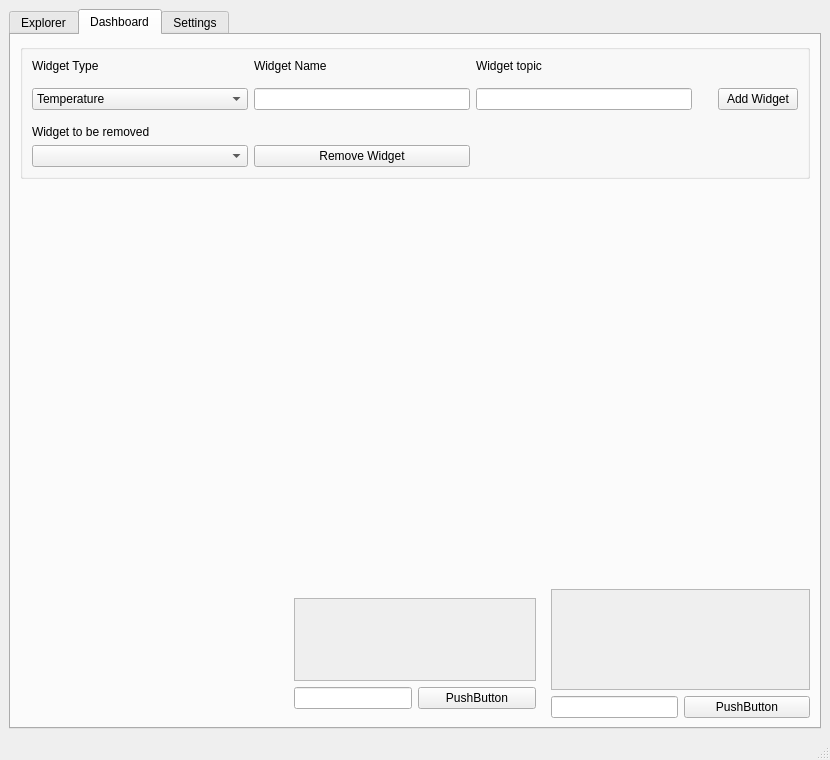
Qt form src/mainwindow.ui (petak5/ICP) before a commit.
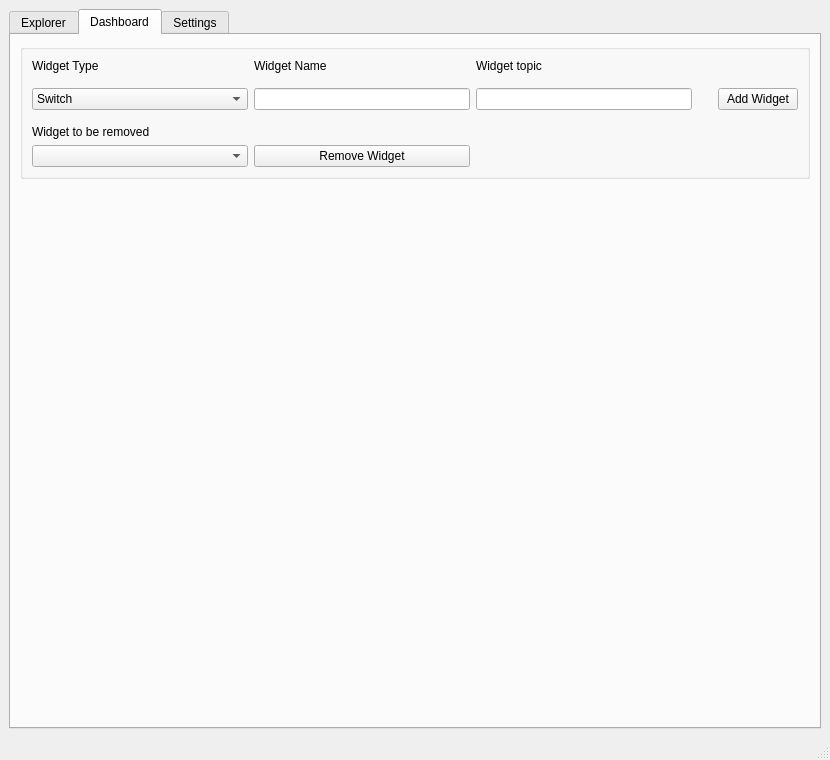
The same form after that commit.

Commit message: Added widget factory with switch template, icon for switch, connection to MainWindow

Patch:
```diff
--- a/src/mainwindow.ui
+++ b/src/mainwindow.ui
@@ -384,7 +384,7 @@
              </property>
              <item>
               <property name="text">
-               <string>Temperature</string>
+               <string>Switch</string>
               </property>
              </item>
              <item>
@@ -436,101 +436,23 @@
           <item row="1" column="0">
            <widget class="QWidget" name="widget_4" native="true"/>
           </item>
-          <item row="3" column="1">
-           <widget class="QWidget" name="gridWidget" native="true">
-            <layout class="QGridLayout" name="gridLayout_4">
-             <item row="1" column="1">
-              <widget class="QPushButton" name="pushButton_2">
-               <property name="text">
-                <string>PushButton</string>
-               </property>
-              </widget>
-             </item>
-             <item row="1" column="0">
-              <widget class="QLineEdit" name="lineEdit_2">
-               <property name="sizePolicy">
-                <sizepolicy hsizetype="Preferred" vsizetype="Fixed">
-                 <horstretch>0</horstretch>
-                 <verstretch>0</verstretch>
-                </sizepolicy>
-               </property>
-              </widget>
-             </item>
-             <item row="0" column="0" colspan="2">
-              <widget class="QScrollArea" name="scrollArea_2">
-               <property name="sizePolicy">
-                <sizepolicy hsizetype="Preferred" vsizetype="Preferred">
-                 <horstretch>0</horstretch>
-                 <verstretch>0</verstretch>
-                </sizepolicy>
-               </property>
-               <property name="widgetResizable">
-                <bool>true</bool>
-               </property>
-               <widget class="QWidget" name="scrollAreaWidgetContents_2">
-                <property name="geometry">
-                 <rect>
-                  <x>0</x>
-                  <y>0</y>
-                  <width>254</width>
-                  <height>85</height>
-                 </rect>
-                </property>
-               </widget>
-              </widget>
-             </item>
-            </layout>
-           </widget>
-          </item>
-          <item row="3" column="2">
-           <layout class="QGridLayout" name="gridLayout_3">
-            <item row="1" column="0">
-             <widget class="QLineEdit" name="lineEdit">
-              <property name="sizePolicy">
-               <sizepolicy hsizetype="Preferred" vsizetype="Fixed">
-                <horstretch>0</horstretch>
-                <verstretch>0</verstretch>
-               </sizepolicy>
-              </property>
-             </widget>
-            </item>
-            <item row="1" column="1">
-             <widget class="QPushButton" name="pushButton">
-              <property name="text">
-               <string>PushButton</string>
-              </property>
-             </widget>
-            </item>
-            <item row="0" column="0" colspan="2">
-             <widget class="QScrollArea" name="scrollArea">
-              <property name="sizePolicy">
-               <sizepolicy hsizetype="Preferred" vsizetype="Preferred">
-                <horstretch>0</horstretch>
-                <verstretch>0</verstretch>
-               </sizepolicy>
-              </property>
-              <property name="widgetResizable">
-               <bool>true</bool>
-              </property>
-              <widget class="QWidget" name="scrollAreaWidgetContents">
-               <property name="geometry">
-                <rect>
-                 <x>0</x>
-                 <y>0</y>
-                 <width>255</width>
-                 <height>85</height>
-                </rect>
-               </property>
-              </widget>
-             </widget>
-            </item>
-           </layout>
-          </item>
-          <item row="2" column="1">
+          <item row="5" column="2">
            <widget class="QWidget" name="widget_8" native="true"/>
           </item>
-          <item row="2" column="0">
-           <widget class="QWidget" name="widget_7" native="true"/>
+          <item row="3" column="1">
+           <widget class="QWidget" name="widget_1" native="true"/>
+          </item>
+          <item row="5" column="3">
+           <widget class="QWidget" name="widget_9" native="true"/>
+          </item>
+          <item row="6" column="1">
+           <widget class="QWidget" name="widget_10" native="true"/>
+          </item>
+          <item row="6" column="2">
+           <widget class="QWidget" name="widget_11" native="true"/>
+          </item>
+          <item row="6" column="3">
+           <widget class="QWidget" name="widget_12" native="true"/>
           </item>
          </layout>
         </item>
```
Left out of the diff: 32 changed lines with no effect on the pictures. The commit also changes 5 other files.
